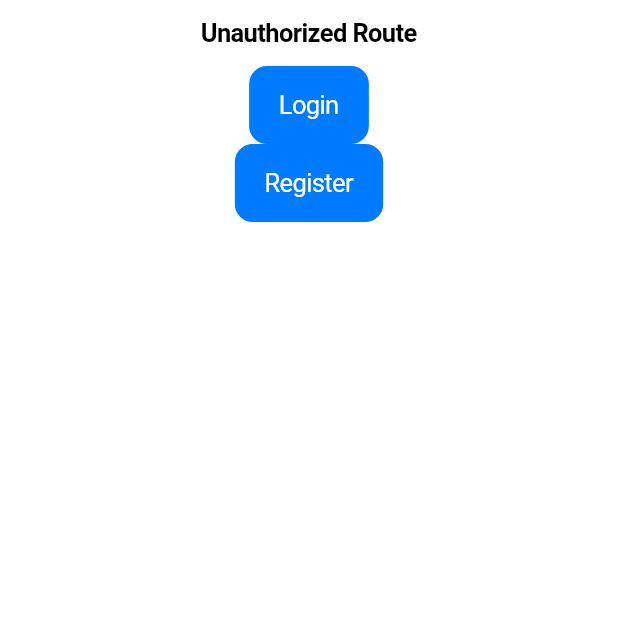
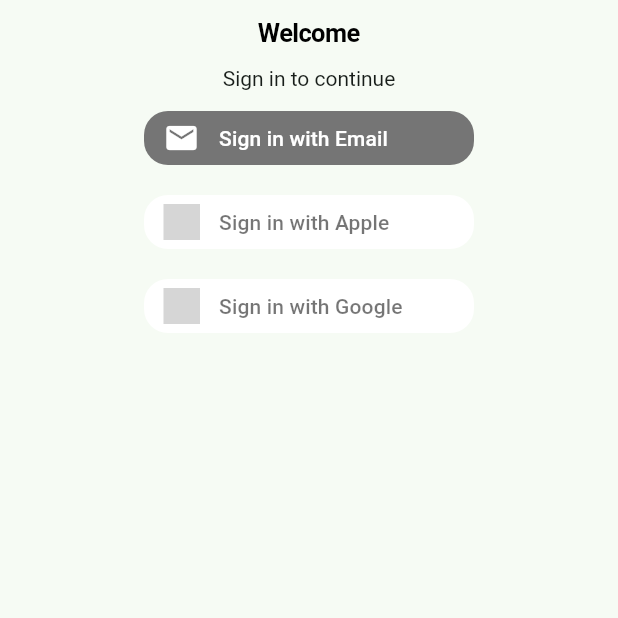
Before and after one commit to 2024-dissertation/model-maker-app, a Flutter app: the screen it shows after launch, on a phone screen of 412 x 824 dp, the top half of it. Run offline on Flutter 3.47's test engine with Material 3 defaults, Android fonts, the phone set to English and light mode, and no system bars; drawn by our look-alikes of sign_in_button; our stand-ins replace bloc, camera, carousel_slider, dio, equatable, firebase_analytics and 7 more; missing offline and left inert: flutter_3d_controller; accounts and stored records are empty; statements that could not run were skipped; grey boxes are pictures that could not be loaded.

```diff
--- a/lib/app.dart
+++ b/lib/app.dart
@@ -1,8 +1,9 @@
 import 'package:flutter/cupertino.dart';
+import 'package:flutter/material.dart';
 import 'package:flutter_bloc/flutter_bloc.dart';
 import 'package:frontend/cubit/auth_cubit.dart';
-import 'package:frontend/logger.dart';
 import 'package:frontend/router.dart';
+import 'package:frontend/theme.dart';
 
 class App extends StatefulWidget {
   const App({super.key});
@@ -24,12 +25,12 @@ class _AppState extends State<App> {
   Widget build(BuildContext context) {
     return BlocListener<AuthCubit, AuthState>(
       listener: (context, state) {
-        logger.d("Refreshed");
         router.router.refresh();
       },
       child: CupertinoApp.router(
         debugShowCheckedModeBanner: false,
         routerConfig: router.router,
+        theme: createCupertinoThemeFromSeed(Colors.greenAccent),
       ),
     );
   }
--- a/lib/data_source/api_data_source.dart
+++ b/lib/data_source/api_data_source.dart
@@ -56,7 +56,7 @@ class ApiDataSource {
   /// User
   ///
   Future<Map<String, dynamic>> getMyUser() async {
-    return _get('/login');
+    return _post('/verify', {});
   }
 
   Future<Map<String, dynamic>> saveMyUser(MyUser data) async {
--- a/lib/globals.dart
+++ b/lib/globals.dart
@@ -3,7 +3,6 @@ import 'package:flutter/material.dart';
 
 class Globals {
   static GlobalKey<NavigatorState> navigatorKey = GlobalKey<NavigatorState>();
-  static String baseUrl =
-      "https://950d-86-19-111-199.ngrok-free.app"; // "http://localhost:3333";
+  static String baseUrl = "https://f4c8-143-167-37-27.ngrok-free.app";
   static List<CameraDescription> cameras = [];
 }
--- a/lib/main.dart
+++ b/lib/main.dart
@@ -13,8 +13,6 @@ import 'package:frontend/firebase_options.dart';
 import 'package:frontend/globals.dart';
 import 'package:frontend/logger.dart';
 import 'package:frontend/repositories/auth_repository.dart';
-import 'package:frontend/repositories/implementation/auth_repository.dart';
-import 'package:frontend/repositories/implementation/my_user_repository.dart';
 import 'package:frontend/repositories/my_user_repository.dart';
 import 'package:get_it/get_it.dart';
 
@@ -64,6 +62,6 @@ Future<void> injectDependencies() async {
 
   // Inject the Repositories. Note that the type is the abstract class
   // and the injected instance is the implementation.
-  getIt.registerLazySingleton<AuthRepository>(() => AuthRepositoryImp());
-  getIt.registerLazySingleton<MyUserRepository>(() => MyUserRepositoryImp());
+  getIt.registerLazySingleton<AuthRepository>(() => AuthRepository());
+  getIt.registerLazySingleton<MyUserRepository>(() => MyUserRepository());
 }
--- a/lib/router.dart
+++ b/lib/router.dart
@@ -1,16 +1,15 @@
 import 'package:flutter/cupertino.dart';
 import 'package:flutter_bloc/flutter_bloc.dart';
+import 'package:frontend/app/views/app_layout.dart';
+import 'package:frontend/app/views/profile_page.dart';
 import 'package:frontend/cubit/auth_cubit.dart';
 import 'package:frontend/globals.dart';
-import 'package:frontend/app/views/app_layout.dart';
 import 'package:frontend/home/views/home_page.dart';
-import 'package:frontend/app/views/profile_page.dart';
+import 'package:frontend/login/views/login_page.dart';
 import 'package:frontend/model/task.dart';
-import 'package:frontend/register/views/register_page.dart';
 import 'package:frontend/scanner_page/page/scanner_page.dart';
 import 'package:frontend/splash_screen/views/splash_screen.dart';
 import 'package:frontend/unauthorized/views/unauthorized_page.dart';
-import 'package:frontend/login/views/login_page.dart';
 import 'package:frontend/view_task/views/view_images.dart';
 import 'package:frontend/view_task/views/view_task.dart';
 import 'package:go_router/go_router.dart';
@@ -32,10 +31,6 @@ class AppRouter {
           GoRoute(
             path: 'login',
             builder: (context, state) => const LoginPage(),
-          ),
-          GoRoute(
-            path: 'register',
-            builder: (context, state) => const RegisterPage(),
           ),
         ],
       ),
--- /dev/null
+++ b/lib/theme.dart
@@ -0,0 +1,18 @@
+import 'package:flutter/cupertino.dart';
+import 'package:flutter/material.dart';
+
+CupertinoThemeData createCupertinoThemeFromSeed(Color seedColor) {
+  final colorScheme = ColorScheme.fromSeed(seedColor: seedColor);
+
+  return CupertinoThemeData(
+    primaryColor: colorScheme.primary,
+    primaryContrastingColor: colorScheme.onPrimary,
+    barBackgroundColor: colorScheme.surface,
+    scaffoldBackgroundColor: colorScheme.surface,
+    textTheme: CupertinoTextThemeData(
+      textStyle: TextStyle(color: colorScheme.onSurface),
+      actionTextStyle: TextStyle(color: colorScheme.primary),
+      tabLabelTextStyle: TextStyle(color: colorScheme.primary),
+    ),
+  );
+}
--- a/lib/unauthorized/views/unauthorized_page.dart
+++ b/lib/unauthorized/views/unauthorized_page.dart
@@ -1,31 +1,51 @@
 import 'package:flutter/cupertino.dart';
 import 'package:go_router/go_router.dart';
+import 'package:sign_in_button/sign_in_button.dart';
+
+import '../../main.dart';
+import '../../repositories/auth_repository.dart';
 
 class UnauthorizedPage extends StatelessWidget {
   const UnauthorizedPage({super.key});
 
   @override
   Widget build(BuildContext context) {
+    final AuthRepository _authRepository = getIt();
+
     return CupertinoPageScaffold(
       navigationBar: const CupertinoNavigationBar(
-        middle: Text('Unauthorized Route'),
+        middle: Text('Welcome'),
       ),
       child: SafeArea(
         child: Center(
           child: Column(
+            spacing: 8,
             children: [
-              CupertinoButton.filled(
-                child: const Text('Login'),
-                onPressed: () {
-                  context.go('/unauthorized/login');
-                },
+              const Text("Sign in to continue"),
+              SignInButton(
+                Buttons.email,
+                onPressed: () => context.go('/unauthorized/login'),
+                elevation: 0,
+                shape: RoundedRectangleBorder(
+                  borderRadius: BorderRadius.circular(16),
+                ),
               ),
-              CupertinoButton.filled(
-                child: const Text('Register'),
-                onPressed: () {
-                  context.go('/unauthorized/register');
-                },
+              SignInButton(
+                Buttons.apple,
+                onPressed: () => _authRepository.signInWithApple(),
+                elevation: 0,
+                shape: RoundedRectangleBorder(
+                  borderRadius: BorderRadius.circular(16),
+                ),
               ),
+              SignInButton(
+                Buttons.google,
+                onPressed: () => _authRepository.signInWithGoogle(),
+                elevation: 0,
+                shape: RoundedRectangleBorder(
+                  borderRadius: BorderRadius.circular(16),
+                ),
+              )
             ],
           ),
         ),
--- a/pubspec.yaml
+++ b/pubspec.yaml
@@ -47,6 +47,8 @@ dependencies:
   get_it: ^8.0.3
   carousel_slider: ^5.0.0
   flutter_3d_controller: ^2.0.2
+  sign_in_button: ^3.2.0
+  google_sign_in: ^6.2.2
 
 dev_dependencies:
   flutter_test:
```
Also changed, not shown: lib/login/views/login_page.dart (+0 -19 lines), lib/register/views/register_page.dart (deleted, +0 -82 lines), lib/repositories/auth_repository.dart (+56 -12 lines), lib/repositories/implementation/auth_repository.dart (deleted, +0 -52 lines), lib/repositories/implementation/my_user_repository.dart (deleted, +0 -62 lines), lib/repositories/my_user_repository.dart (+39 -10 lines), pubspec.lock, 6 other files.
